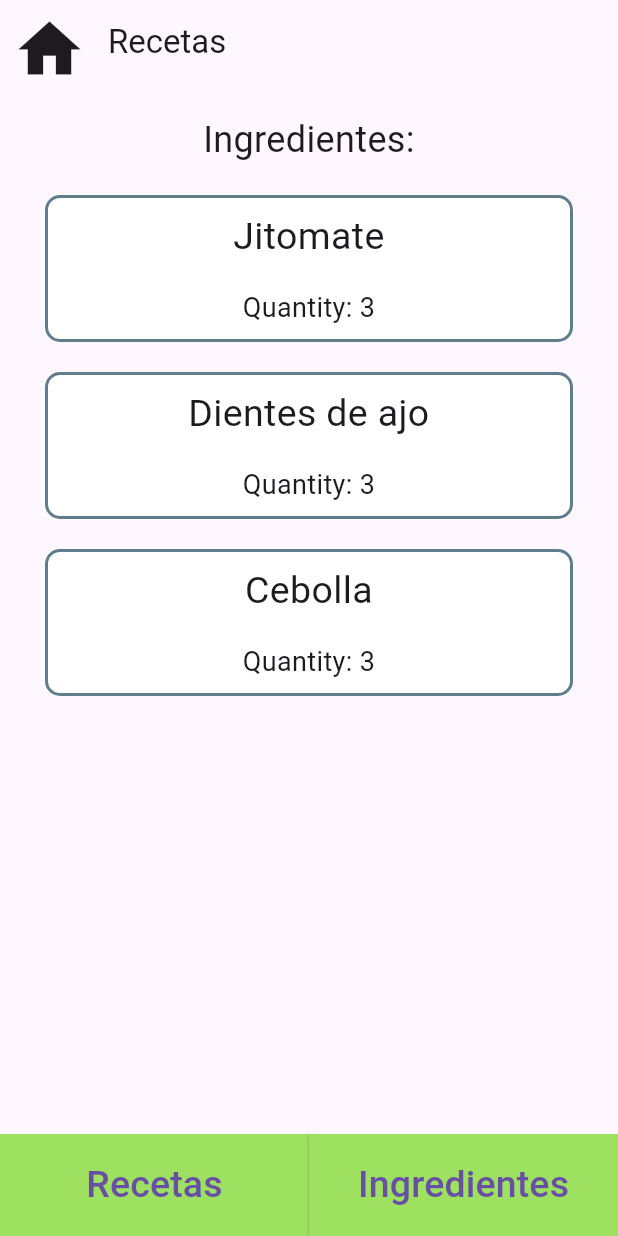
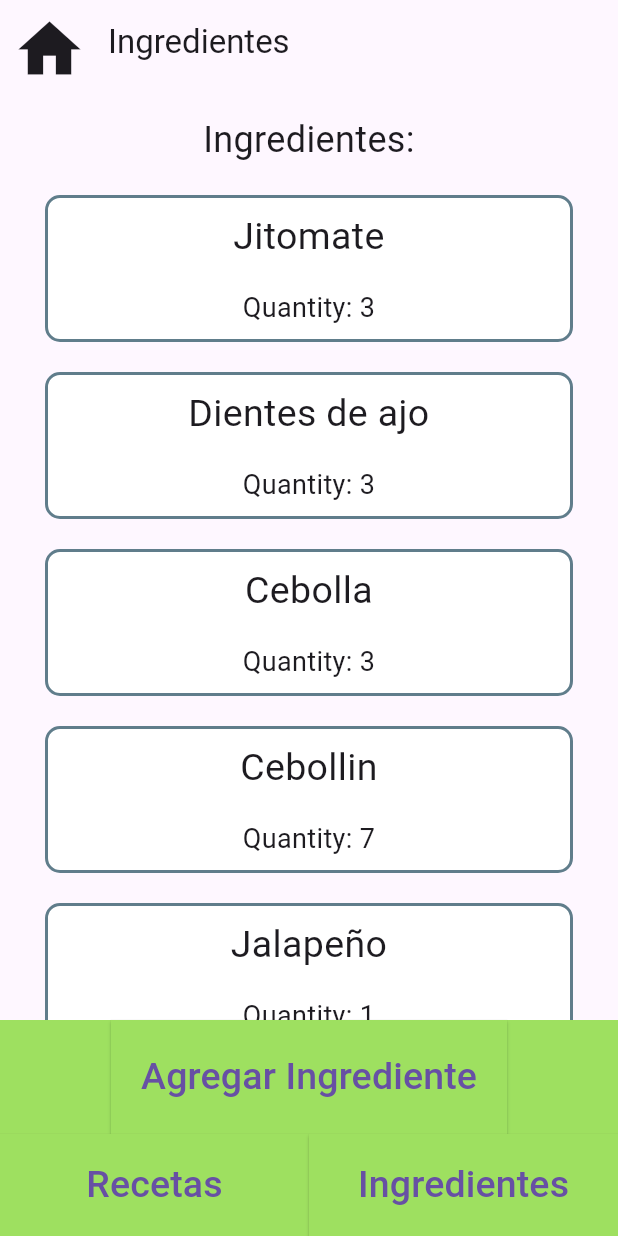
Before and after one commit to ShellXD1/CodeCrafters_dev, a Flutter app: the IngredientesView screen opened by its route, on a phone screen of 412 x 824 dp. Run offline on Flutter 3.47's test engine with Material 3 defaults, Android fonts, the phone set to English and light mode, and no system bars.

Commit message:
Creación de Widget para agregar ingredientes
Se creo el widget dentro de la vista de ingredientes, el cual debera de agregar ingredientes, aun no funciona

```diff
--- a/lib/main.dart
+++ b/lib/main.dart
@@ -25,7 +25,7 @@ class MyApp extends StatelessWidget {
   @override
   Widget build(BuildContext context) {
     return MaterialApp(
-      title: 'Recetas',
+      title: 'Recetario Inteligente',
       theme: ThemeData(
         primarySwatch: Colors.blue,
       ),
--- a/lib/view/ingredientes.dart
+++ b/lib/view/ingredientes.dart
@@ -10,7 +10,7 @@ class IngredientesView extends StatelessWidget {
   Widget build(BuildContext context) {
     return Scaffold(
       appBar: AppBar(
-        title: Text('Recetas'),
+        title: Text('Ingredientes'),
         leading: IconButton(
           icon: Icon(Icons.home, size: 50.0), // Mantenemos el ícono de inicio como estaba
           onPressed: () {
@@ -47,6 +47,7 @@ class IngredientesView extends StatelessWidget {
                             // Puedes navegar a una nueva pantalla para ver los detalles de la receta aquí
                           },
                         ),
+
                     ],
                   ),
                 ),
@@ -57,7 +58,37 @@ class IngredientesView extends StatelessWidget {
       ),
       bottomNavigationBar: Container(
   color: Color(0xFF9EE060),
-        child: Row(
+  child: Column(
+    mainAxisSize: MainAxisSize.min,
+    children: <Widget>[
+      ElevatedButton(
+        onPressed: () {
+          showModalBottomSheet(
+            context: context,
+            builder: (BuildContext context) {
+              return AgregarIngredienteWidget(
+                onIngredientAdded: (name, quantity) {
+                  // Lógica para agregar el ingrediente aquí
+                  print('Nombre del ingrediente: $name, Cantidad: $quantity');
+                  // Puedes actualizar el estado de la lista de ingredientes aquí
+                },
+              );
+            },
+          );
+        },
+        style: ElevatedButton.styleFrom(
+          backgroundColor: Color(0xFF9EE060),
+          shape: RoundedRectangleBorder(
+            borderRadius: BorderRadius.zero,
+          ),
+          padding: EdgeInsets.all(20.0),
+        ),
+        child: Text(
+          'Agregar Ingrediente',
+          style: TextStyle(fontSize: 25.0),
+        ),
+      ),
+      Row(
         children: <Widget>[
           Expanded(
             child: ElevatedButton(
@@ -96,6 +127,8 @@ class IngredientesView extends StatelessWidget {
                 style: TextStyle(fontSize: 25.0),
               ),
             ),
+          ),
+        ],
       ),
     ],
   ),
@@ -155,3 +188,83 @@ class IngredientCard extends StatelessWidget {
     );
   }
 }
+
+class AgregarIngredienteWidget extends StatefulWidget {
+  final Function(String name, int quantity) onIngredientAdded;
+
+  const AgregarIngredienteWidget({Key? key, required this.onIngredientAdded}) : super(key: key);
+
+  @override
+  _AgregarIngredienteWidgetState createState() => _AgregarIngredienteWidgetState();
+}
+
+class _AgregarIngredienteWidgetState extends State<AgregarIngredienteWidget> {
+  String _selectedIngredient = 'Seleccione un ingrediente'; // Valor predeterminado
+  int _quantity = 0;
+
+  @override
+  Widget build(BuildContext context) {
+    return Center(
+      child: SingleChildScrollView(
+        child: Container(
+          margin: EdgeInsets.all(20.0),
+          padding: EdgeInsets.all(20.0),
+          decoration: BoxDecoration(
+            color: Colors.white,
+            borderRadius: BorderRadius.circular(10.0),
+            border: Border.all(color: Colors.blueGrey, width: 2.0),
+          ),
+          child: Column(
+            crossAxisAlignment: CrossAxisAlignment.stretch,
+            mainAxisSize: MainAxisSize.min,
+            children: [
+              DropdownButtonFormField<String>(
+                value: _selectedIngredient,
+                onChanged: (String? newValue) {
+                  setState(() {
+                    _selectedIngredient = newValue!;
+                  });
+                },
+                items: <String>[
+                  'Seleccione un ingrediente', // Valor predeterminado
+                  'Ingrediente 1',
+                  'Ingrediente 2',
+                  'Ingrediente 3',
+                  // Agrega más ingredientes según sea necesario
+                ].map<DropdownMenuItem<String>>((String value) {
+                  return DropdownMenuItem<String>(
+                    value: value,
+                    child: Text(value),
+                  );
+                }).toList(),
+                decoration: InputDecoration(labelText: 'Selecciona un ingrediente'),
+              ),
+              SizedBox(height: 10.0),
+              TextFormField(
+                decoration: InputDecoration(labelText: 'Cantidad'),
+                keyboardType: TextInputType.number,
+                onChanged: (value) {
+                  setState(() {
+                    _quantity = int.tryParse(value) ?? 0;
+                  });
+                },
+              ),
+              SizedBox(height: 10.0),
+              ElevatedButton(
+                onPressed: () {
+                  if (_selectedIngredient != 'Seleccione un ingrediente') {
+                    widget.onIngredientAdded(_selectedIngredient, _quantity);
+                    Navigator.pop(context); // Cerrar el widget de agregar ingrediente
+                  } else {
+                    // Puedes mostrar un mensaje de error o manejar la situación de otra manera
+                  }
+                },
+                child: Text('Agregar'),
+              ),
+            ],
+          ),
+        ),
+      ),
+    );
+  }
+}
--- a/lib/viewModel/ingredientViewModel.dart
+++ b/lib/viewModel/ingredientViewModel.dart
@@ -12,6 +12,9 @@ class IngredientViewModel extends ChangeNotifier {
     Ingredient(name: 'Jitomate', quantity: 3),
     Ingredient(name: 'Dientes de ajo', quantity: 3),
     Ingredient(name: 'Cebolla', quantity: 3),
+    Ingredient(name: 'Cebollin', quantity: 7),
+    Ingredient(name: 'Jalapeño', quantity: 1),
+    Ingredient(name: 'Tomatillo', quantity: 1),
   ];
 
   List<Ingredient> get ingredient => _ingredient;
```
Lines whose indentation alone changed are shown as unchanged.
